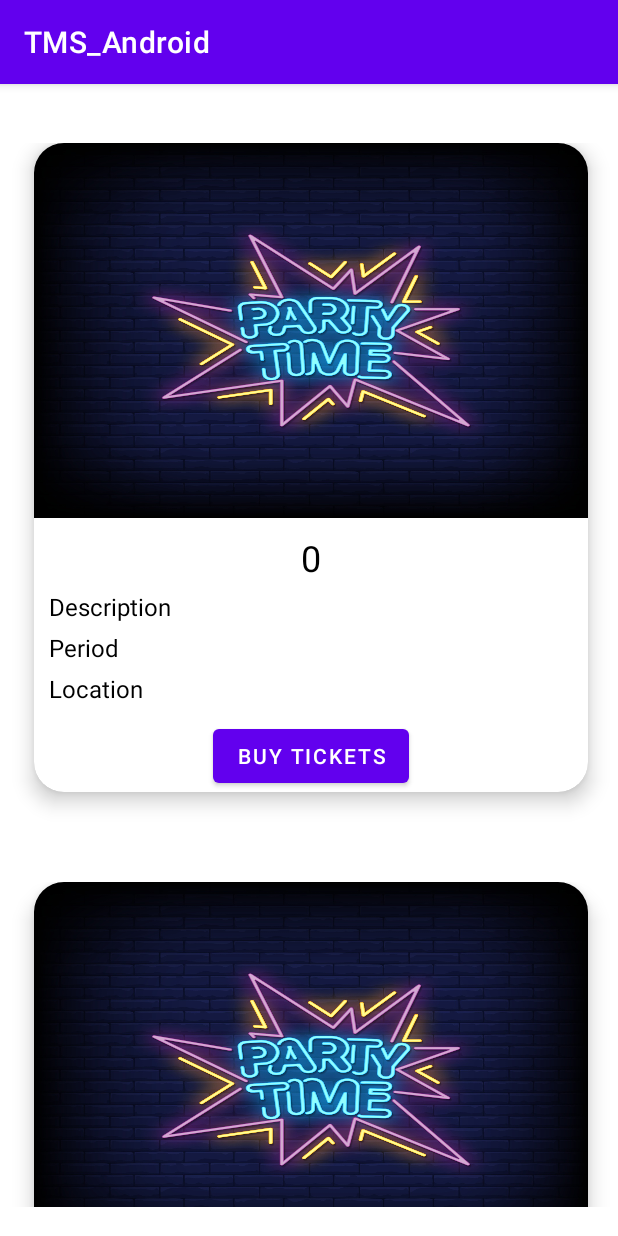
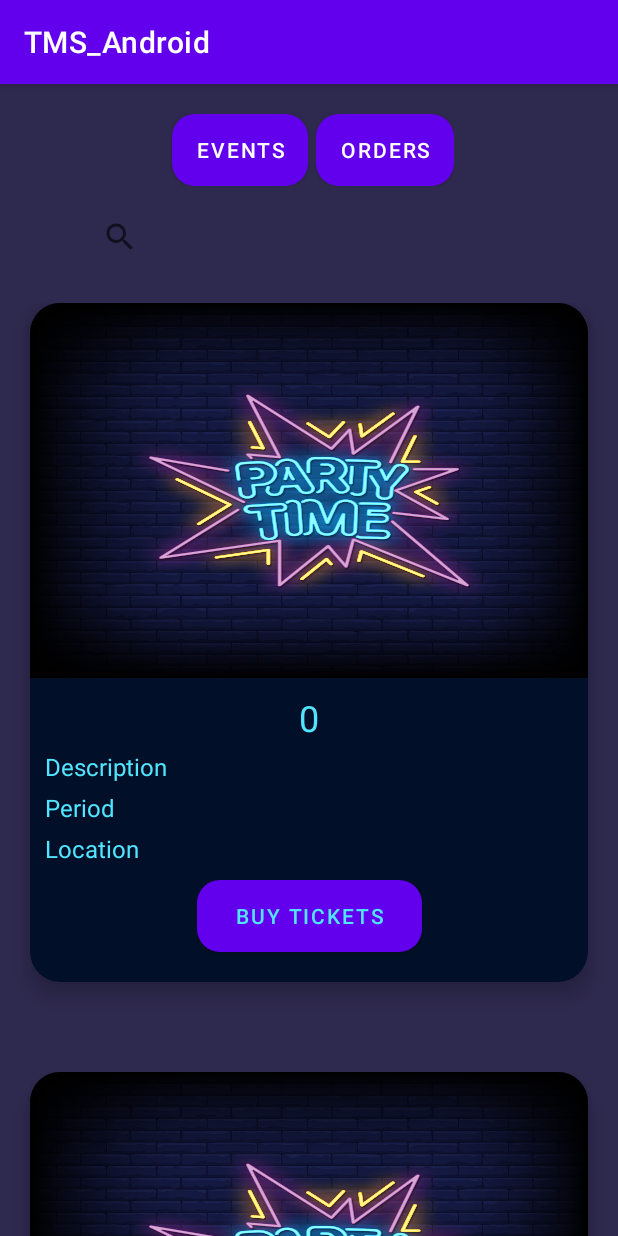
Before and after one commit to CrashMtfk/en-summer-apprentice-android, an Android app: the screen it shows after launch (MainActivity), on a phone screen of 412 x 824 dp. Run offline under Robolectric (Android 15) with nearby library versions, the phone set to English and light mode, and no system bars.

Commit message:
Finished events page styling and buy tickets navigation

```diff
--- a/app/src/main/AndroidManifest.xml
+++ b/app/src/main/AndroidManifest.xml
@@ -20,6 +20,10 @@
                 <category android:name="android.intent.category.LAUNCHER"/>
             </intent-filter>
         </activity>
+        <activity
+            android:name=".PlaceOrderActivity"
+            android:label="Place Order Activity">
+        </activity>
     </application>
 
 </manifest>
--- a/app/src/main/java/com/practica/tms_android/EventCardAdapter.java
+++ b/app/src/main/java/com/practica/tms_android/EventCardAdapter.java
@@ -4,7 +4,7 @@ import android.content.Context;
 import android.view.LayoutInflater;
 import android.view.View;
 import android.view.ViewGroup;
-import android.widget.ArrayAdapter;
+import android.widget.Button;
 import android.widget.TextView;
 
 import androidx.annotation.NonNull;
@@ -16,6 +16,7 @@ public class EventCardAdapter extends RecyclerView.Adapter<EventCardAdapter.MyVi
 
     Context context;
     ArrayList<EventCardModel> eventCardModels;
+    private OnClickListener onClickListener;
 
     public EventCardAdapter(Context context, ArrayList<EventCardModel> eventCardModels){
             this.context = context;
@@ -36,6 +37,14 @@ public class EventCardAdapter extends RecyclerView.Adapter<EventCardAdapter.MyVi
         holder.description.setText(eventCardModels.get(position).getEventDescription());
         holder.period.setText(eventCardModels.get(position).getEventPeriod());
         holder.location.setText(eventCardModels.get(position).getEventLocation());
+        holder.buyTicketsButton.setOnClickListener(new View.OnClickListener(){
+            @Override
+            public void onClick(View view){
+                if (onClickListener != null){
+                    onClickListener.onClick(position, eventCardModels.get(position));
+                }
+            }
+        });
     }
 
     @Override
@@ -43,9 +52,18 @@ public class EventCardAdapter extends RecyclerView.Adapter<EventCardAdapter.MyVi
         return eventCardModels.size();
     }
 
+    public void setOnClickListener(OnClickListener onClickListener) {
+        this.onClickListener = onClickListener;
+    }
+
+    public interface OnClickListener {
+        void onClick(int position, EventCardModel model);
+    }
+
     public static class MyViewHolder extends RecyclerView.ViewHolder {
 
         TextView title, description, period, location;
+        Button buyTicketsButton;
 
         public MyViewHolder(@NonNull View itemView) {
             super(itemView);
@@ -53,6 +71,7 @@ public class EventCardAdapter extends RecyclerView.Adapter<EventCardAdapter.MyVi
             description = itemView.findViewById(R.id.eventCardDescription);
             period = itemView.findViewById(R.id.eventCardPeriod);
             location = itemView.findViewById(R.id.eventCardLocation);
+            buyTicketsButton = itemView.findViewById(R.id.eventCardBuyButton);
         }
     }
 }
--- a/app/src/main/java/com/practica/tms_android/EventCardModel.java
+++ b/app/src/main/java/com/practica/tms_android/EventCardModel.java
@@ -1,6 +1,10 @@
 package com.practica.tms_android;
 
-public class EventCardModel {
+import android.widget.Button;
+
+import java.io.Serializable;
+
+public class EventCardModel implements Serializable {
     private String eventName;
     private String eventDescription;
     private String eventPeriod;
--- a/app/src/main/java/com/practica/tms_android/MainActivity.java
+++ b/app/src/main/java/com/practica/tms_android/MainActivity.java
@@ -1,17 +1,21 @@
 package com.practica.tms_android;
 
+import android.content.Intent;
 import android.os.Bundle;
+import android.widget.Button;
 
 import androidx.annotation.Nullable;
 import androidx.appcompat.app.AppCompatActivity;
 import androidx.recyclerview.widget.LinearLayoutManager;
 import androidx.recyclerview.widget.RecyclerView;
 
+import java.io.Serializable;
 import java.util.ArrayList;
 
 public class MainActivity extends AppCompatActivity {
 
     ArrayList<EventCardModel> eventCardModels = new ArrayList<>();
+    public static final String NEXT_SCREEN = "PLACE_ORDER_KEY";
 
     @Override
     protected void onCreate(@Nullable Bundle savedInstanceState) {
@@ -22,6 +26,14 @@ public class MainActivity extends AppCompatActivity {
         EventCardAdapter adapter = new EventCardAdapter(this,eventCardModels);
         recyclerView.setAdapter(adapter);
         recyclerView.setLayoutManager(new LinearLayoutManager(this));
+        adapter.setOnClickListener(new EventCardAdapter.OnClickListener() {
+            @Override
+            public void onClick(int position, EventCardModel model) {
+                Intent intent = new Intent(MainActivity.this, PlaceOrderActivity.class);
+                intent.putExtra(NEXT_SCREEN,model);
+                startActivity(intent);
+            }
+        });
     }
 
     private void setUpEventCardModels(){
--- /dev/null
+++ b/app/src/main/res/drawable/buttons_border_radius.xml
@@ -0,0 +1,5 @@
+<?xml version="1.0" encoding="utf-8"?>
+<shape xmlns:android="http://schemas.android.com/apk/res/android">
+    <corners  android:radius="15dp"/>
+    <solid android:color="@color/buttons_background"></solid>
+</shape>
--- a/app/src/main/res/layout/activity_main.xml
+++ b/app/src/main/res/layout/activity_main.xml
@@ -4,15 +4,63 @@
     xmlns:tools="http://schemas.android.com/tools"
     android:id="@+id/cardRecycleView"
     android:layout_width="match_parent"
-    android:layout_height="match_parent">
+    android:layout_height="match_parent"
+    android:background="@color/app_background">
+
+    <androidx.constraintlayout.widget.ConstraintLayout
+        android:id="@+id/headerContentContainer"
+        android:layout_width="match_parent"
+        android:layout_height="wrap_content"
+        app:layout_constraintTop_toTopOf="parent">
+
+        <androidx.constraintlayout.widget.ConstraintLayout
+            android:id="@+id/buttonsContainer"
+            android:layout_width="wrap_content"
+            android:layout_height="wrap_content"
+            android:layout_marginTop="20dp"
+            app:layout_constraintEnd_toEndOf="parent"
+            app:layout_constraintStart_toStartOf="parent"
+            app:layout_constraintTop_toTopOf="parent">
+
+            <Button
+                android:id="@+id/showEventsButton"
+                android:layout_width="wrap_content"
+                android:layout_height="wrap_content"
+                android:layout_marginHorizontal="5dp"
+                android:background="@drawable/buttons_border_radius"
+                android:text="Events"
+                app:layout_constraintStart_toStartOf="parent"
+                app:layout_constraintTop_toTopOf="parent" />
+
+            <Button
+                android:id="@+id/showOrdersButton"
+                android:layout_width="wrap_content"
+                android:layout_height="wrap_content"
+                android:layout_marginHorizontal="5dp"
+                android:background="@drawable/buttons_border_radius"
+                android:text="Orders"
+                app:layout_constraintStart_toEndOf="@+id/showEventsButton"
+                app:layout_constraintTop_toTopOf="parent" />
+
+        </androidx.constraintlayout.widget.ConstraintLayout>
+
+        <SearchView
+            android:id="@+id/searchBar"
+            android:layout_width="300dp"
+            android:layout_height="match_parent"
+            android:layout_marginVertical="10dp"
+            app:layout_constraintEnd_toEndOf="parent"
+            app:layout_constraintStart_toStartOf="parent"
+            android:backgroundTint="@color/app_background"
+            app:layout_constraintTop_toBottomOf="@+id/buttonsContainer" />
+    </androidx.constraintlayout.widget.ConstraintLayout>
 
     <androidx.recyclerview.widget.RecyclerView
         android:id="@+id/eventCardRecycleView"
-        android:layout_width="409dp"
-        android:layout_height="729dp"
-        app:layout_constraintBottom_toBottomOf="parent"
+        android:layout_width="match_parent"
+        android:layout_height="wrap_content"
         app:layout_constraintEnd_toEndOf="parent"
-        app:layout_constraintHorizontal_bias="1.0"
         app:layout_constraintStart_toStartOf="parent"
-        app:layout_constraintTop_toTopOf="parent" />
+        app:layout_constraintTop_toBottomOf="@+id/headerContentContainer" />
+
 </androidx.constraintlayout.widget.ConstraintLayout>
--- a/app/src/main/res/layout/event_card_view_row.xml
+++ b/app/src/main/res/layout/event_card_view_row.xml
@@ -15,6 +15,7 @@
         android:layout_marginBottom="20dp"
         app:cardCornerRadius="20dp"
         app:cardElevation="8dp"
+        android:backgroundTint="@color/event_card_background"
         app:layout_constraintBottom_toBottomOf="parent"
         app:layout_constraintEnd_toEndOf="parent"
         app:layout_constraintStart_toStartOf="parent"
@@ -51,7 +52,7 @@
                 android:layout_width="wrap_content"
                 android:layout_height="wrap_content"
                 android:text="UNTOLD"
-                android:textColor="@color/black"
+                android:textColor="@color/event_title"
                 android:textSize="24dp"
                 android:layout_marginTop="10dp"
                 android:layout_marginBottom="10dp"
@@ -67,7 +68,7 @@
                 android:layout_marginTop="5dp"
                 android:layout_marginBottom="5dp"
                 android:text="Description: "
-                android:textColor="@color/black"
+                android:textColor="@color/event_title"
                 android:textSize="16dp"
                 app:layout_constraintStart_toStartOf="parent"
                 app:layout_constraintTop_toBottomOf="@+id/eventCardTitle" />
@@ -80,7 +81,7 @@
                 android:layout_marginTop="5dp"
                 android:layout_marginBottom="5dp"
                 android:text="Period: "
-                android:textColor="@color/black"
+                android:textColor="@color/event_title"
                 android:textSize="16dp"
                 app:layout_constraintStart_toStartOf="parent"
                 app:layout_constraintTop_toBottomOf="@+id/eventCardDescription" />
@@ -93,17 +94,21 @@
                 android:layout_marginTop="5dp"
                 android:layout_marginBottom="5dp"
                 android:text="Location: "
-                android:textColor="@color/black"
+                android:textColor="@color/event_title"
                 android:textSize="16dp"
                 app:layout_constraintStart_toStartOf="parent"
                 app:layout_constraintTop_toBottomOf="@+id/eventCardPeriod" />
 
             <Button
                 android:id="@+id/eventCardBuyButton"
-                android:layout_width="wrap_content"
+                android:layout_width="150dp"
                 android:layout_height="wrap_content"
                 android:layout_marginTop="10dp"
+                android:layout_marginBottom="20dp"
                 android:text="Buy tickets"
+                android:textColor="@color/event_title"
+                android:background="@drawable/buttons_border_radius"
+                app:layout_constraintBottom_toBottomOf="parent"
                 app:layout_constraintEnd_toEndOf="parent"
                 app:layout_constraintStart_toStartOf="parent"
                 app:layout_constraintTop_toBottomOf="@+id/eventCardLocation" />
--- a/app/src/main/res/values/colors.xml
+++ b/app/src/main/res/values/colors.xml
@@ -7,4 +7,8 @@
     <color name="teal_700">#FF018786</color>
     <color name="black">#FF000000</color>
     <color name="white">#FFFFFFFF</color>
+    <color name="app_background">#2E294E</color>
+    <color name="event_card_background">#011028</color>
+    <color name="event_title">#51E5FF</color>
+    <color name="buttons_background">#DE639A</color>
 </resources>
```
Also changed, not shown: app/src/main/java/com/practica/tms_android/PlaceOrderActivity.java (added, +34 -0 lines), app/src/main/res/layout/buy_tickets_view.xml (added, +97 -0 lines).
